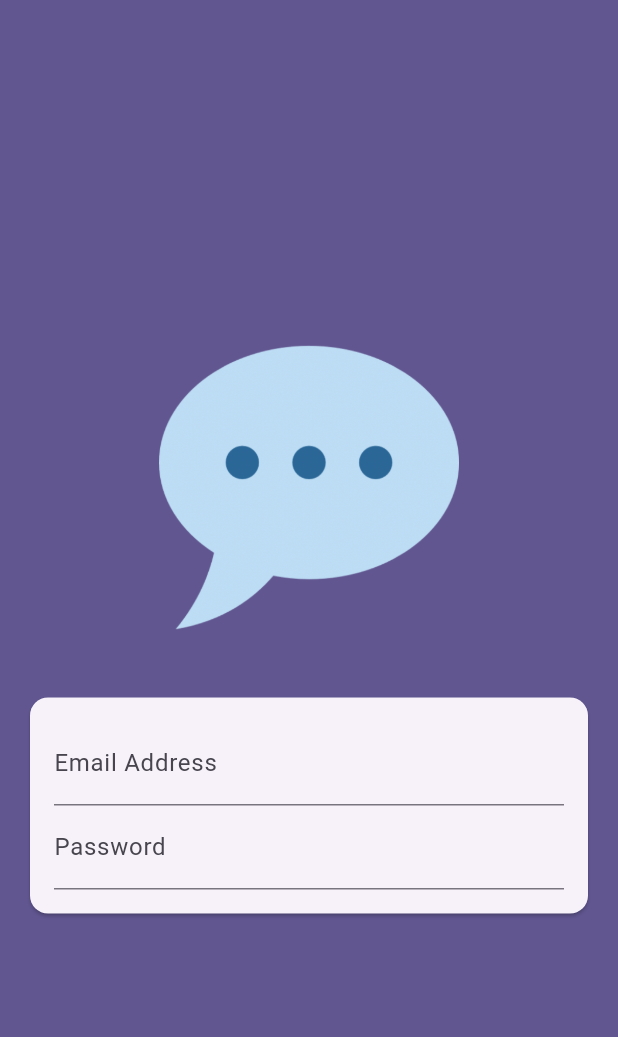
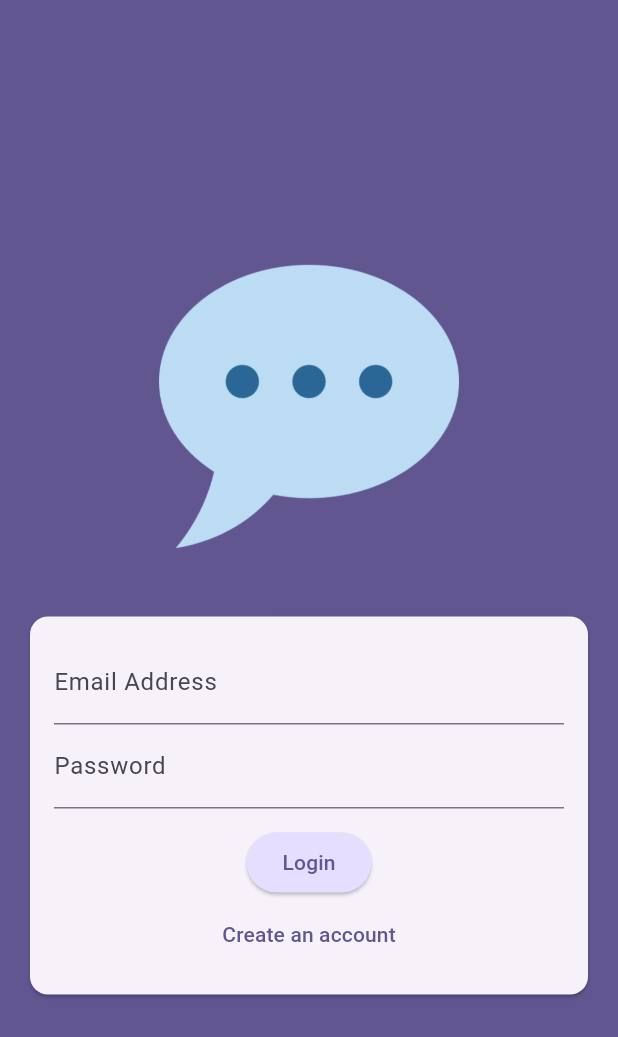
Before and after one commit to denickman/ChatApp, a Flutter app: the screen it shows after launch, on a phone screen of 412 x 824 dp. Shown: the top 1037 px of the screen. Run offline on Flutter 3.47's test engine with Material 3 defaults, Android fonts, the phone set to English and light mode, and no system bars.

Commit message:
Add _isLogin boolean property in order to check the login-mode

```diff
--- a/lib/screens/auth.dart
+++ b/lib/screens/auth.dart
@@ -1,3 +1,5 @@
+import 'dart:isolate';
+
 import 'package:flutter/material.dart';
 
 class AuthScreen extends StatefulWidget {
@@ -10,6 +12,8 @@ class AuthScreen extends StatefulWidget {
 }
 
 class _AuthScreenState extends State<AuthScreen> {
+  var _isLogin = true;
+
   @override
   Widget build(BuildContext context) {
     return Scaffold(
@@ -54,6 +58,31 @@ class _AuthScreenState extends State<AuthScreen> {
                             ),
                             obscureText: true,
                           ),
+
+                          const SizedBox(height: 12),
+
+                          ElevatedButton(
+                            onPressed: () {},
+                            style: ElevatedButton.styleFrom(
+                              backgroundColor: Theme.of(
+                                context,
+                              ).colorScheme.primaryContainer,
+                            ),
+                            child: Text(_isLogin ? 'Login' : 'Sign up'),
+                          ),
+
+                          TextButton(
+                            onPressed: () {
+                              setState(() {
+                                _isLogin = !_isLogin;
+                              });
+                            },
+                            child: Text(
+                              _isLogin
+                                  ? 'Create an account'
+                                  : 'I already have an account',
+                            ),
+                          ),
                         ],
                       ),
                     ),
```
